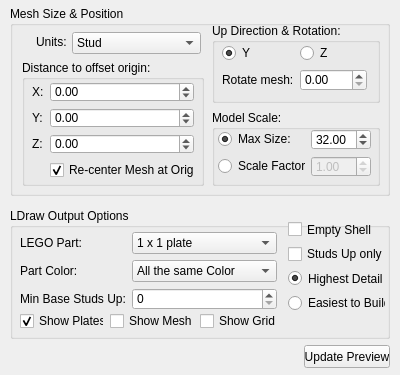
RomkoSI/lsculpt, file trunk/argpanel.ui: the form before one commit.
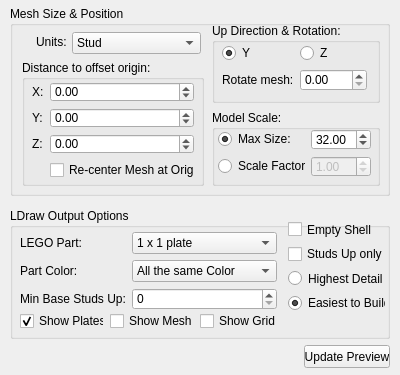
The form after the commit.

What changed in the file:
```diff
--- a/trunk/argpanel.ui
+++ b/trunk/argpanel.ui
@@ -161,6 +161,9 @@
       </item>
       <item row="3" column="1">
        <widget class="QCheckBox" name="centerCheck">
+        <property name="enabled">
+         <bool>true</bool>
+        </property>
         <property name="toolTip">
          <string>Re-center the Mesh at origin</string>
         </property>
@@ -168,7 +171,7 @@
          <string>Re-center Mesh at Origin</string>
         </property>
         <property name="checked">
-         <bool>true</bool>
+         <bool>false</bool>
         </property>
        </widget>
       </item>
@@ -558,7 +561,7 @@
         <string>Highest Detail</string>
        </property>
        <property name="checked">
-        <bool>true</bool>
+        <bool>false</bool>
        </property>
       </widget>
      </item>
@@ -570,6 +573,9 @@
        <property name="text">
         <string>Easiest to Build</string>
        </property>
+       <property name="checked">
+        <bool>true</bool>
+       </property>
       </widget>
      </item>
     </layout>
```
